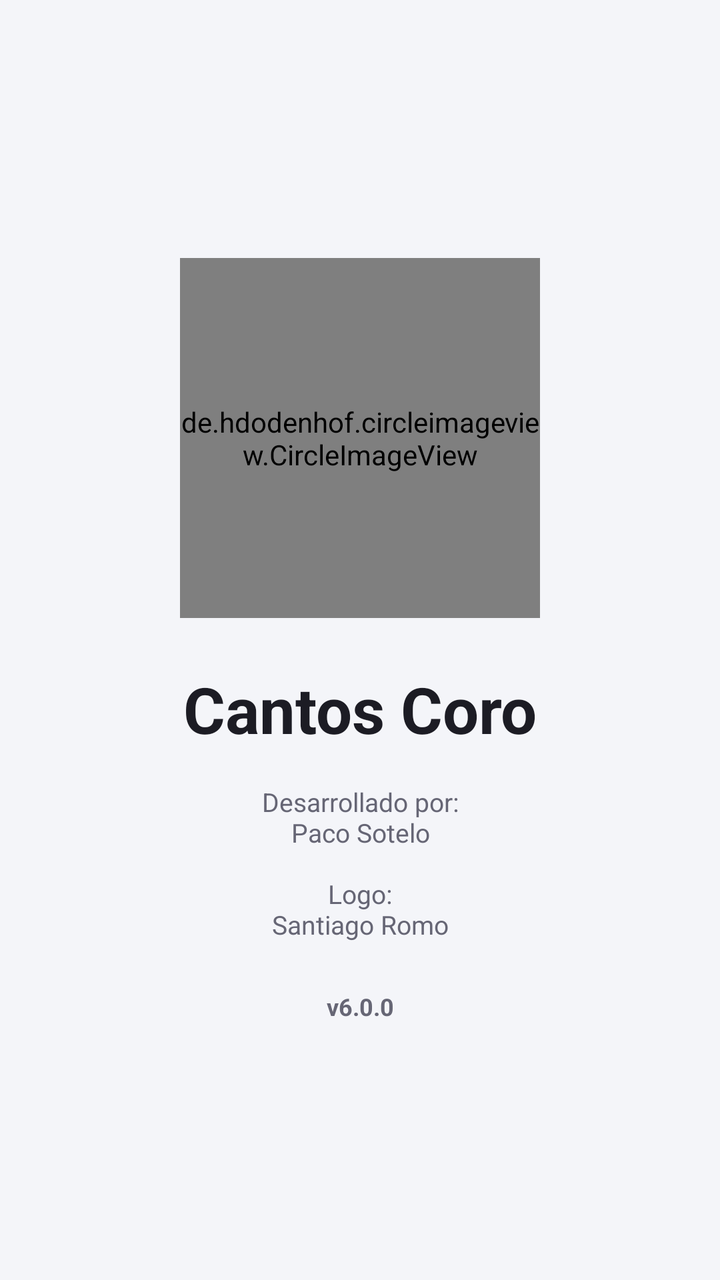
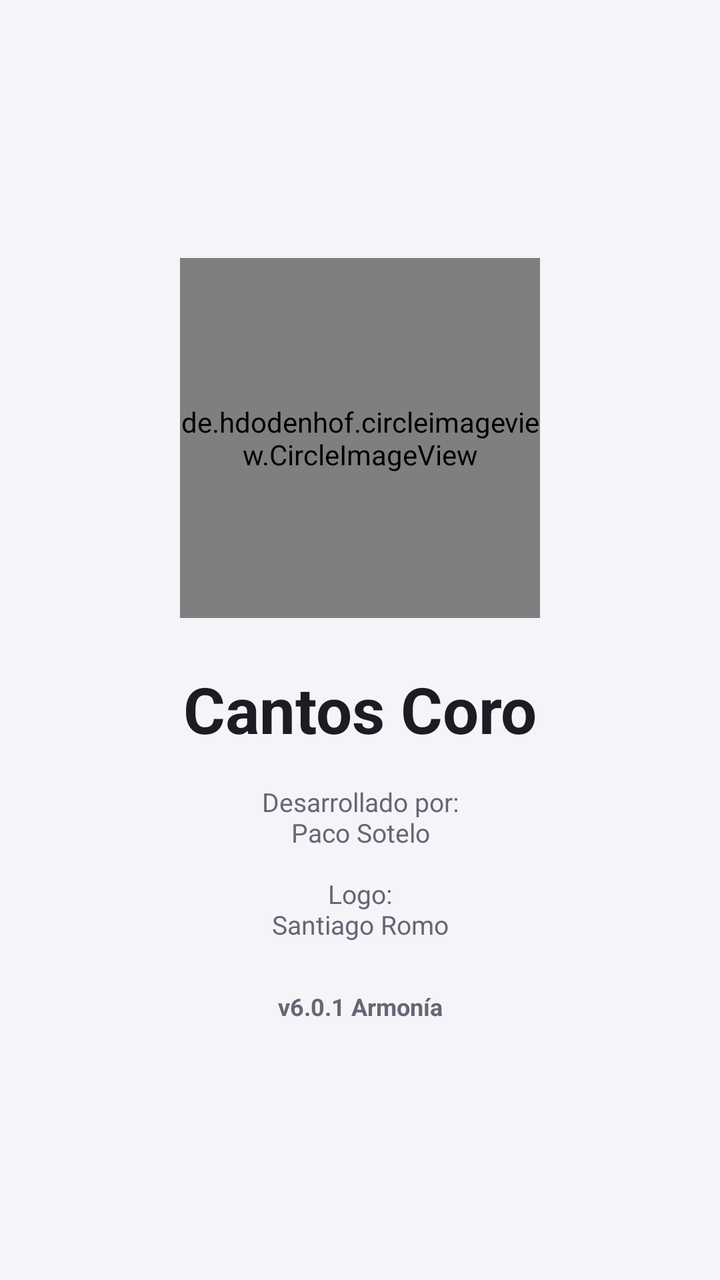

Screens rendered from an Android XML layout before and after an edit, with the pre-edit source and the edit as a unified diff.
<!-- AndroidManifest.xml: activity theme Theme.AppCompat.NoActionBar -->
<!-- res/layout/activity_splash.xml -->
<?xml version="1.0" encoding="utf-8"?>
<androidx.constraintlayout.widget.ConstraintLayout xmlns:android="http://schemas.android.com/apk/res/android"
    xmlns:app="http://schemas.android.com/apk/res-auto"
    xmlns:tools="http://schemas.android.com/tools"
    android:layout_width="match_parent"
    android:layout_height="match_parent"
    android:background="@color/screen_bg_color"
    android:fitsSystemWindows="true"
    tools:context=".ui.SplashActivity">

    <LinearLayout
        android:layout_width="match_parent"
        android:layout_height="wrap_content"
        android:gravity="center_horizontal"
        android:orientation="vertical"
        android:paddingHorizontal="32dp"
        app:layout_constraintBottom_toBottomOf="parent"
        app:layout_constraintTop_toTopOf="parent">

        <de.hdodenhof.circleimageview.CircleImageView
            android:layout_width="180dp"
            android:layout_height="180dp"
            android:src="@drawable/preicono" />

        <TextView
            android:layout_width="match_parent"
            android:layout_height="wrap_content"
            android:layout_marginTop="24dp"
            android:text="Cantos Coro"
            android:textAlignment="center"
            android:textColor="@color/card_title_color"
            android:textSize="32sp"
            android:textStyle="bold" />

        <TextView
            android:layout_width="match_parent"
            android:layout_height="wrap_content"
            android:layout_marginTop="16dp"
            android:text="Desarrollado por:\nPaco Sotelo\n\nLogo:\nSantiago Romo"
            android:textAlignment="center"
            android:textColor="@color/text_secondary_color"
            android:textSize="13sp" />

        <TextView
            android:layout_width="match_parent"
            android:layout_height="wrap_content"
            android:layout_marginTop="24dp"
            android:text="v6.0.0"
            android:textAlignment="center"
            android:textColor="@color/text_secondary_color"
            android:textSize="12sp"
            android:textStyle="bold" />

    </LinearLayout>

</androidx.constraintlayout.widget.ConstraintLayout>
<!-- resources referenced by this layout -->
<resources>
  <color name="card_title_color">#1C1C24</color>
  <color name="screen_bg_color">#F4F5F9</color>
  <color name="text_secondary_color">#666675</color>
  <!-- drawable preicono: jpeg bitmap (drawable, 20113 bytes) -->
</resources>

<!-- the commit's change to res/layout/activity_splash.xml (unified diff, before → after) -->
@@ -45,7 +45,7 @@
             android:layout_width="match_parent"
             android:layout_height="wrap_content"
             android:layout_marginTop="24dp"
-            android:text="v6.0.0"
+            android:text="v6.0.1 Armonía"
             android:textAlignment="center"
             android:textColor="@color/text_secondary_color"
             android:textSize="12sp"
